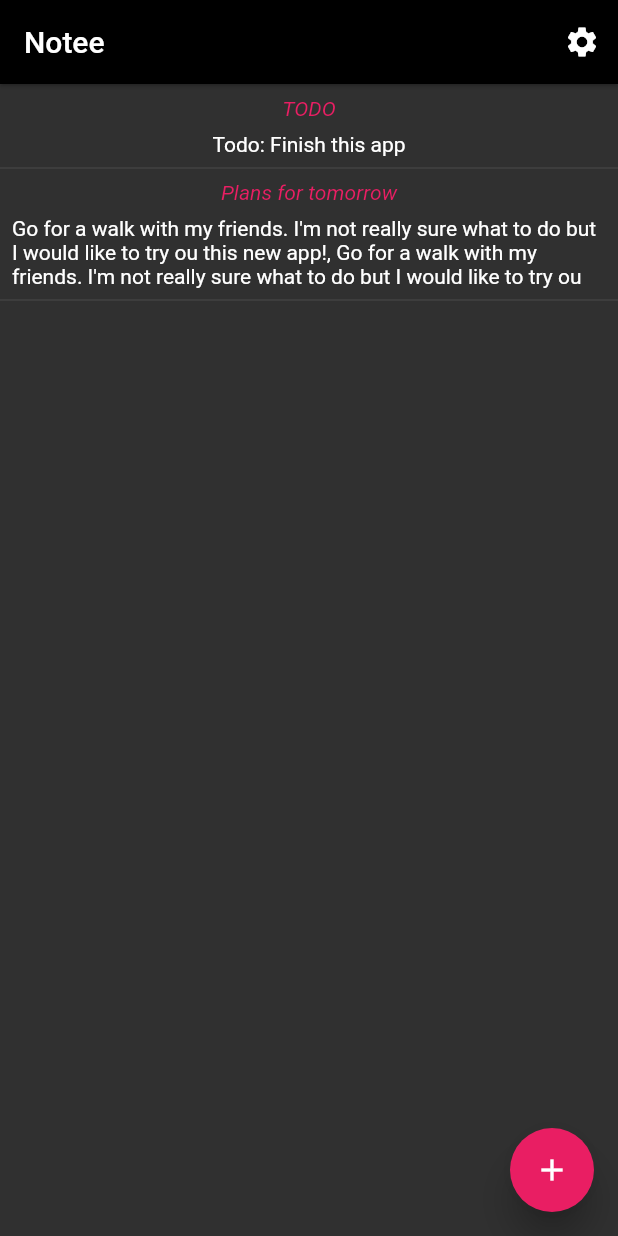
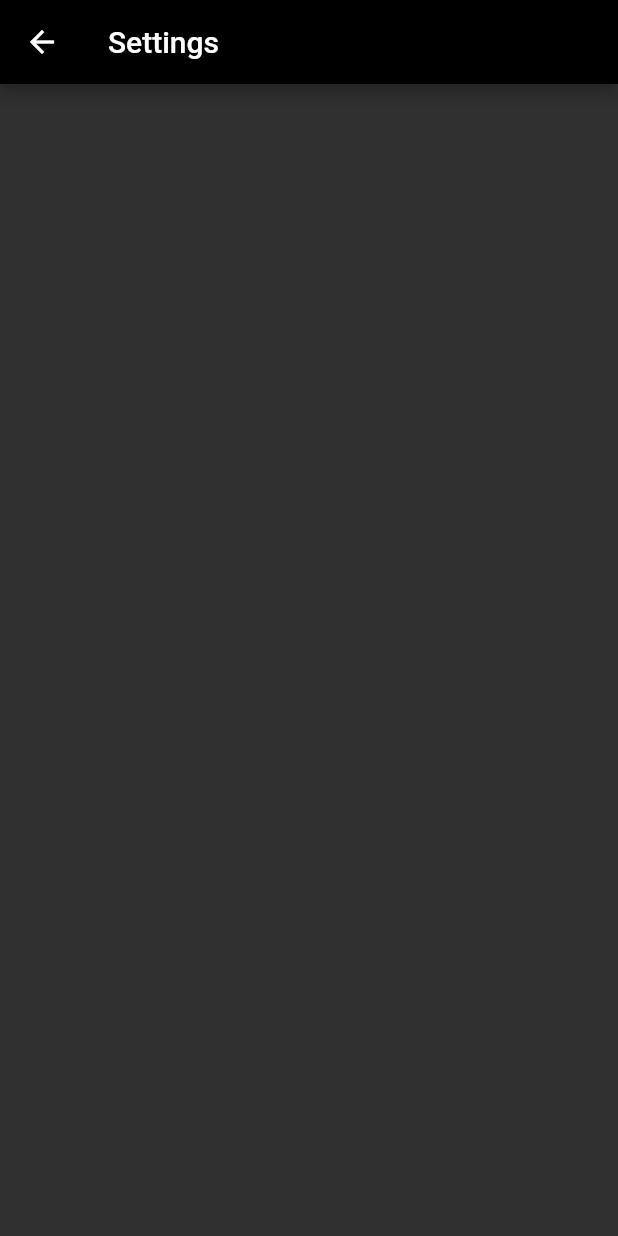
Before and after one commit to jmjac/notee, a Flutter app: the screen it shows after launch, after a tap on the "settings" icon, on a phone screen of 412 x 824 dp. Run offline on Flutter 3.47's test engine with Material 2 defaults, Android fonts, the phone set to English and light mode, and no system bars.

Commit message:
Add settings placeholder page

```diff
--- a/lib/main.dart
+++ b/lib/main.dart
@@ -1,5 +1,7 @@
+import 'package:flutter/cupertino.dart';
 import 'package:flutter/material.dart';
 import 'package:flutter/services.dart';
+import 'package:notee/settings.dart';
 import 'dart:async';
 import 'note.dart';
 
@@ -25,7 +27,6 @@ class HomePage extends StatefulWidget {
 }
 
 class _HomePageState extends State<HomePage> {
-  //TODO: Open notes details
   static var x = Note("Todo: Finish this app", "TODO");
   static var y = Note(
       "Go for a walk with my friends. I'm not really sure what to do but I would like to try ou this new app!, Go for a walk with my friends. I'm not really sure what to do but I would like to try ou this new app!, Go for a walk with my friends. I'm not really sure what to do but I would like to try ou this new app!, Go for a walk with my friends. I'm not really sure what to do but I would like to try ou this new app!",
@@ -39,7 +40,7 @@ class _HomePageState extends State<HomePage> {
             key: Key(notes[index].id.toString()),
             confirmDismiss: (DismissDirection dismissDirection) {
               return _confirmDelete();
-            }            ,
+            },
             onDismissed: (DismissDirection dismissDirection) {
               setState(() {
                 notes.removeAt(index);
@@ -81,11 +82,13 @@ class _HomePageState extends State<HomePage> {
   }
 
   Future<bool> _confirmDelete() {
-    return showDialog<bool>(context: context, builder: (BuildContext context) {
+    // Confirm dialog used in _buildNotes confirmDismiss
+    return showDialog<bool>(
+        context: context,
+        builder: (BuildContext context) {
           return AlertDialog(
               title: Text('Delete?'),
-          content: const Text(
-              'Do you want to delete this note?'),
+              content: const Text('Do you want to delete this note?'),
               actions: <Widget>[
                 FlatButton(
                   child: const Text('CANCEL'),
@@ -98,11 +101,9 @@ class _HomePageState extends State<HomePage> {
                   onPressed: () {
                     Navigator.of(context).pop(true);
                   },
-            )
-            ,
+                ),
               ]);
-    }
-    );
+        });
   }
 
   @override
@@ -111,7 +112,13 @@ class _HomePageState extends State<HomePage> {
       appBar: AppBar(
         elevation: 1,
         title: Text("Notee"),
-        actions: [IconButton(icon: Icon(Icons.settings), onPressed: (){},)],
+        actions: [
+          IconButton(
+            icon: Icon(Icons.settings),
+            //TODO: Add custom animation
+            onPressed: () {Navigator.push(context, MaterialPageRoute(builder: (context) => SettingsPage()));},
+          )
+        ],
       ),
       body: Center(child: _buildNotes()),
       floatingActionButton: FloatingActionButton(
@@ -127,7 +134,6 @@ class _HomePageState extends State<HomePage> {
     );
   }
 }
-
 
 class NoteDetails extends StatelessWidget {
   // Details of each note. Appears after onTap from ListView.builder from _buildNotes()
@@ -151,15 +157,12 @@ class NoteDetails extends StatelessWidget {
 }
 
 class AddNotePage extends StatefulWidget {
-
   final List<Note> notes;
 
   AddNotePage({Key key, @required this.notes}) : super(key: key);
 
   @override
   _AddNotePageState createState() => _AddNotePageState(notes: notes);
-
-
 }
 
 class _AddNotePageState extends State<AddNotePage> {
@@ -171,7 +174,6 @@ class _AddNotePageState extends State<AddNotePage> {
 
   final titleController = TextEditingController();
   final descriptionController = TextEditingController();
-
 
   @override
   Widget build(BuildContext context) {
--- /dev/null
+++ b/lib/settings.dart
@@ -0,0 +1,18 @@
+import 'package:flutter/material.dart';
+import 'package:flutter/widgets.dart';
+
+//TODO: Settings for day/night mode and accent color
+
+class SettingsPage extends StatefulWidget{
+  @override
+  State<StatefulWidget> createState() => _SettingsPageState();
+}
+
+class _SettingsPageState extends State<SettingsPage>{
+  @override
+  Widget build(BuildContext context) {
+    return Scaffold(
+      appBar: AppBar(title: Text("Settings")),
+    );
+  }
+}
```
Lines whose indentation alone changed are shown as unchanged.
